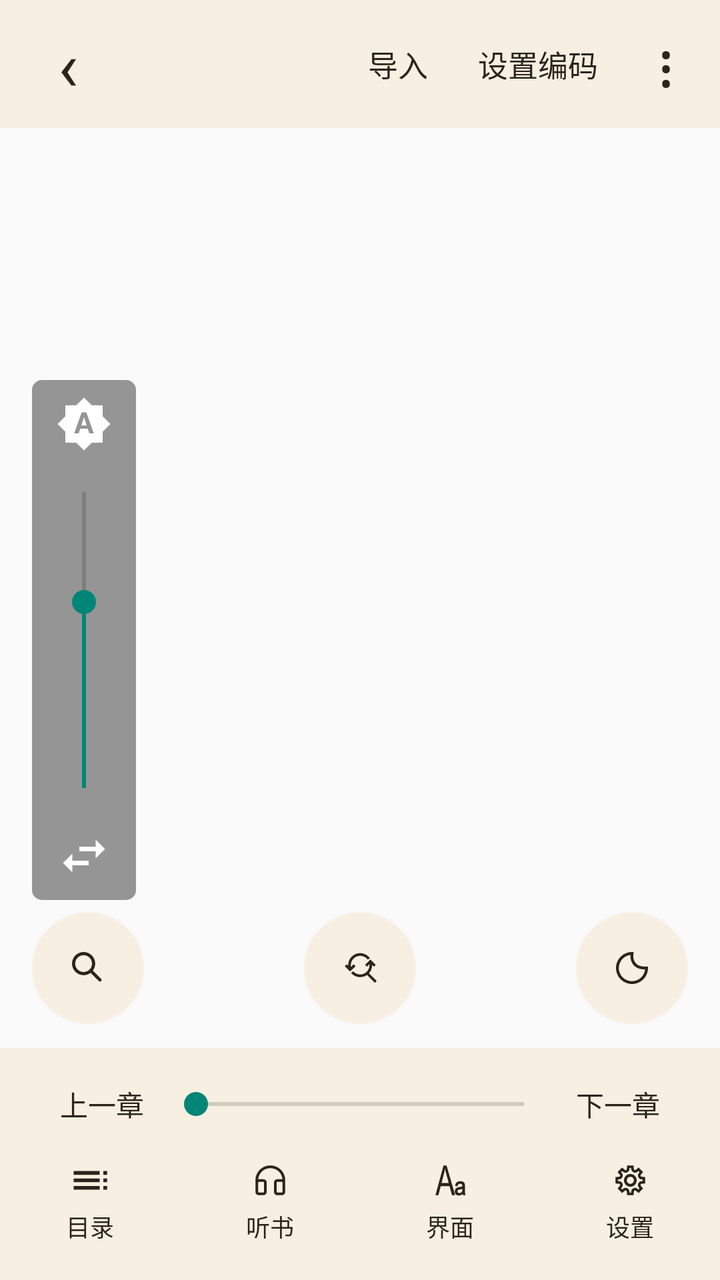
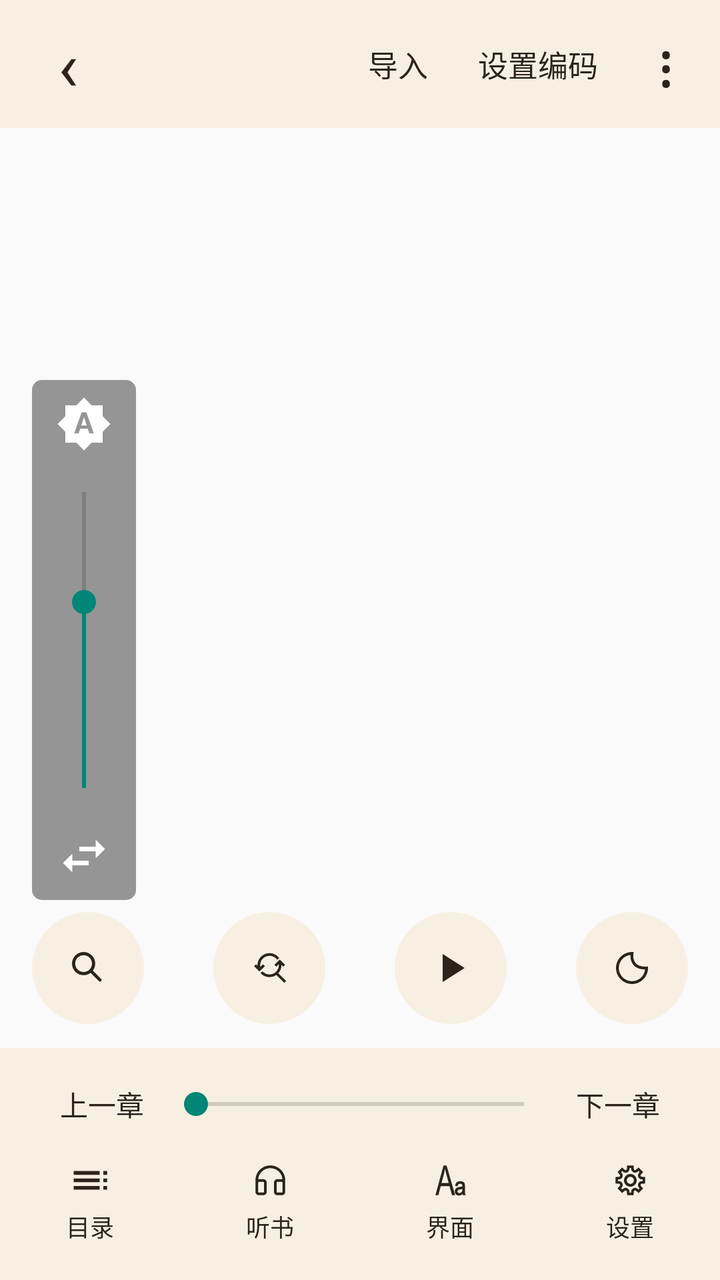

Before-and-after screenshots of an Android layout around one commit, followed by the original layout XML and the change that was made.
<!-- AndroidManifest.xml: application theme Theme.Tset -->
<!-- res/layout/view_m9_legado_read_menu.xml -->
<?xml version="1.0" encoding="utf-8"?>
<FrameLayout xmlns:android="http://schemas.android.com/apk/res/android"
    android:id="@+id/reader_menu_root"
    android:layout_width="match_parent"
    android:layout_height="match_parent">

    <View
        android:id="@+id/reader_menu_scrim"
        android:layout_width="match_parent"
        android:layout_height="match_parent" />

    <LinearLayout
        android:id="@+id/reader_title_bar"
        android:layout_width="match_parent"
        android:layout_height="64dp"
        android:layout_gravity="top"
        android:background="@drawable/reader_toolbar_bg"
        android:gravity="center_vertical"
        android:orientation="horizontal"
        android:paddingStart="8dp"
        android:paddingEnd="4dp">

        <TextView
            android:id="@+id/reader_back"
            android:layout_width="52dp"
            android:layout_height="match_parent"
            android:background="@drawable/reader_menu_touch"
            android:gravity="center"
            android:text="‹"
            android:textColor="#2C241B"
            android:textSize="34sp" />

        <TextView
            android:id="@+id/reader_toolbar_title"
            android:layout_width="0dp"
            android:layout_height="match_parent"
            android:layout_weight="1"
            android:ellipsize="end"
            android:gravity="center_vertical"
            android:singleLine="true"
            android:textColor="#2C241B"
            android:textSize="22sp" />

        <TextView
            android:id="@+id/reader_import"
            android:layout_width="58dp"
            android:layout_height="match_parent"
            android:background="@drawable/reader_menu_touch"
            android:gravity="center"
            android:text="导入"
            android:textColor="#2C241B"
            android:textSize="15sp" />

        <TextView
            android:id="@+id/reader_encoding"
            android:layout_width="82dp"
            android:layout_height="match_parent"
            android:background="@drawable/reader_menu_touch"
            android:gravity="center"
            android:text="设置编码"
            android:textColor="#2C241B"
            android:textSize="15sp" />

        <TextView
            android:id="@+id/reader_overflow"
            android:layout_width="46dp"
            android:layout_height="match_parent"
            android:background="@drawable/reader_menu_touch"
            android:gravity="center"
            android:text="⋮"
            android:textColor="#2C241B"
            android:textSize="30sp" />
    </LinearLayout>

    <LinearLayout
        android:id="@+id/reader_brightness"
        android:layout_width="52dp"
        android:layout_height="260dp"
        android:layout_gravity="start|center_vertical"
        android:layout_marginStart="16dp"
        android:background="@drawable/reader_brightness_bg"
        android:gravity="center_horizontal"
        android:orientation="vertical"
        android:paddingTop="8dp"
        android:paddingBottom="8dp">

        <ImageView
            android:id="@+id/reader_brightness_auto"
            android:layout_width="28dp"
            android:layout_height="28dp"
            android:src="@drawable/reader_ic_brightness_auto"
            android:tint="#FFFFFF" />

        <SeekBar
            android:id="@+id/reader_brightness_seek"
            android:layout_width="180dp"
            android:layout_height="0dp"
            android:layout_weight="1"
            android:max="255"
            android:progress="160"
            android:rotation="-90" />

        <ImageView
            android:id="@+id/reader_brightness_position"
            android:layout_width="28dp"
            android:layout_height="28dp"
            android:src="@drawable/reader_ic_swap_horiz"
            android:tint="#FFFFFF" />
    </LinearLayout>

    <LinearLayout
        android:id="@+id/reader_bottom_menu"
        android:layout_width="match_parent"
        android:layout_height="wrap_content"
        android:layout_gravity="bottom"
        android:orientation="vertical">

        <LinearLayout
            android:id="@+id/reader_floating_buttons"
            android:layout_width="match_parent"
            android:layout_height="80dp"
            android:gravity="center_vertical"
            android:orientation="horizontal"
            android:paddingStart="16dp"
            android:paddingEnd="16dp">

            <ImageButton
                android:id="@+id/reader_search"
                android:layout_width="56dp"
                android:layout_height="56dp"
                android:background="@drawable/reader_fab_bg"
                android:padding="15dp"
                android:src="@drawable/ic_search"
                android:tint="#2C241B" />

            <Space
                android:layout_width="0dp"
                android:layout_height="1dp"
                android:layout_weight="1" />

            <ImageButton
                android:id="@+id/reader_replace"
                android:layout_width="56dp"
                android:layout_height="56dp"
                android:background="@drawable/reader_fab_bg"
                android:padding="15dp"
                android:src="@drawable/reader_ic_find_replace"
                android:tint="#2C241B" />

            <Space
                android:layout_width="0dp"
                android:layout_height="1dp"
                android:layout_weight="1" />

            <ImageButton
                android:id="@+id/reader_night"
                android:layout_width="56dp"
                android:layout_height="56dp"
                android:background="@drawable/reader_fab_bg"
                android:padding="15dp"
                android:src="@drawable/reader_ic_brightness"
                android:tint="#2C241B" />
        </LinearLayout>

        <LinearLayout
            android:id="@+id/reader_bottom_panel"
            android:layout_width="match_parent"
            android:layout_height="wrap_content"
            android:background="@drawable/reader_menu_panel_bg"
            android:orientation="vertical"
            android:paddingTop="5dp"
            android:paddingBottom="7dp">

            <LinearLayout
                android:layout_width="match_parent"
                android:layout_height="46dp"
                android:gravity="center_vertical"
                android:orientation="horizontal"
                android:paddingStart="20dp"
                android:paddingEnd="20dp">

                <TextView
                    android:id="@+id/reader_prev_chapter"
                    android:layout_width="wrap_content"
                    android:layout_height="match_parent"
                    android:background="@drawable/reader_menu_touch"
                    android:gravity="center"
                    android:paddingStart="10dp"
                    android:paddingEnd="10dp"
                    android:text="上一章"
                    android:textColor="#2C241B"
                    android:textSize="14sp" />

                <SeekBar
                    android:id="@+id/reader_page_seek"
                    android:layout_width="0dp"
                    android:layout_height="match_parent"
                    android:layout_weight="1" />

                <TextView
                    android:id="@+id/reader_next_chapter"
                    android:layout_width="wrap_content"
                    android:layout_height="match_parent"
                    android:background="@drawable/reader_menu_touch"
                    android:gravity="center"
                    android:paddingStart="10dp"
                    android:paddingEnd="10dp"
                    android:text="下一章"
                    android:textColor="#2C241B"
                    android:textSize="14sp" />
            </LinearLayout>

            <LinearLayout
                android:layout_width="match_parent"
                android:layout_height="58dp"
                android:gravity="center"
                android:orientation="horizontal">

                <Space
                    android:layout_width="0dp"
                    android:layout_height="1dp"
                    android:layout_weight="1" />

                <LinearLayout
                    android:id="@+id/reader_catalog"
                    style="@style/ReaderLegadoMenuItem">
                    <ImageView
                        style="@style/ReaderLegadoMenuIcon"
                        android:src="@drawable/reader_ic_toc" />
                    <TextView
                        style="@style/ReaderLegadoMenuText"
                        android:text="目录" />
                </LinearLayout>

                <Space
                    android:layout_width="0dp"
                    android:layout_height="1dp"
                    android:layout_weight="2" />

                <LinearLayout
                    android:id="@+id/reader_listen"
                    style="@style/ReaderLegadoMenuItem">
                    <ImageView
                        style="@style/ReaderLegadoMenuIcon"
                        android:src="@drawable/reader_ic_read_aloud" />
                    <TextView
                        android:id="@+id/reader_listen_text"
                        style="@style/ReaderLegadoMenuText"
                        android:text="听书" />
                </LinearLayout>

                <Space
                    android:layout_width="0dp"
                    android:layout_height="1dp"
                    android:layout_weight="2" />

                <LinearLayout
                    android:id="@+id/reader_style"
                    style="@style/ReaderLegadoMenuItem">
                    <ImageView
                        style="@style/ReaderLegadoMenuIcon"
                        android:src="@drawable/reader_ic_interface_setting" />
                    <TextView
                        style="@style/ReaderLegadoMenuText"
                        android:text="界面" />
                </LinearLayout>

                <Space
                    android:layout_width="0dp"
                    android:layout_height="1dp"
                    android:layout_weight="2" />

                <LinearLayout
                    android:id="@+id/reader_setting"
                    style="@style/ReaderLegadoMenuItem">
                    <ImageView
                        style="@style/ReaderLegadoMenuIcon"
                        android:src="@drawable/reader_ic_settings" />
                    <TextView
                        style="@style/ReaderLegadoMenuText"
                        android:text="设置" />
                </LinearLayout>

                <Space
                    android:layout_width="0dp"
                    android:layout_height="1dp"
                    android:layout_weight="1" />
            </LinearLayout>
        </LinearLayout>
    </LinearLayout>
</FrameLayout>
<!-- resources referenced by this layout -->
<resources>
  <!-- drawable reader_brightness_bg (drawable) -->
  <?xml version="1.0" encoding="utf-8"?>
  <shape xmlns:android="http://schemas.android.com/apk/res/android">
      <corners android:radius="5dp" />
      <solid android:color="#80333333" />
  </shape>
  <!-- drawable reader_fab_bg (drawable) -->
  <?xml version="1.0" encoding="utf-8"?>
  <shape xmlns:android="http://schemas.android.com/apk/res/android"
      android:shape="oval">
      <solid android:color="#F7F0E2" />
  </shape>
  <!-- drawable reader_ic_swap_horiz (drawable) -->
  <vector android:height="24dp"
      android:tint="#000000"
      android:viewportHeight="24"
      android:viewportWidth="24"
      android:width="24dp"
      xmlns:android="http://schemas.android.com/apk/res/android">
      <path
          android:fillColor="@android:color/white"
          android:pathData="M6.99,11L3,15l3.99,4v-3H14v-2H6.99v-3zM21,9l-3.99,-4v3H10v2h7.01v3L21,9z" />
  </vector>
  <!-- drawable reader_ic_toc (drawable) -->
  <vector xmlns:android="http://schemas.android.com/apk/res/android"
      android:width="24dp"
      android:height="24dp"
      android:viewportWidth="24.0"
      android:viewportHeight="24.0">
      <path
          android:fillColor="#FF000000"
          android:pathData="M3,9h14L17,7L3,7v2zM3,13h14v-2L3,11v2zM3,17h14v-2L3,15v2zM19,17h2v-2h-2v2zM19,7v2h2L21,7h-2zM19,13h2v-2h-2v2z" />
  </vector>
  <!-- drawable reader_menu_panel_bg (drawable) -->
  <?xml version="1.0" encoding="utf-8"?>
  <shape xmlns:android="http://schemas.android.com/apk/res/android">
      <solid android:color="#F7F0E2" />
  </shape>
  <!-- drawable reader_menu_touch (drawable) -->
  <?xml version="1.0" encoding="utf-8"?>
  <selector xmlns:android="http://schemas.android.com/apk/res/android">
      <item android:state_pressed="true">
          <shape>
              <solid android:color="#22000000" />
          </shape>
      </item>
      <item android:drawable="@android:color/transparent" />
  </selector>
  <!-- drawable reader_toolbar_bg (drawable) -->
  <?xml version="1.0" encoding="utf-8"?>
  <shape xmlns:android="http://schemas.android.com/apk/res/android">
      <solid android:color="#F7F0E2" />
  </shape>
  <style name="ReaderLegadoMenuIcon">
          <item name="android:layout_width">match_parent</item>
          <item name="android:layout_height">0dp</item>
          <item name="android:layout_weight">1</item>
          <item name="android:tint">#2C241B</item>
      </style>
  <style name="ReaderLegadoMenuItem">
          <item name="android:layout_width">60dp</item>
          <item name="android:layout_height">50dp</item>
          <item name="android:background">@drawable/reader_menu_touch</item>
          <item name="android:clickable">true</item>
          <item name="android:focusable">true</item>
          <item name="android:orientation">vertical</item>
          <item name="android:paddingBottom">7dp</item>
      </style>
  <style name="ReaderLegadoMenuText">
          <item name="android:layout_width">wrap_content</item>
          <item name="android:layout_height">wrap_content</item>
          <item name="android:layout_gravity">center_horizontal</item>
          <item name="android:layout_marginTop">3dp</item>
          <item name="android:ellipsize">middle</item>
          <item name="android:singleLine">true</item>
          <item name="android:textColor">#2C241B</item>
          <item name="android:textSize">12sp</item>
      </style>
  <style name="Theme.Tset" parent="Theme.AppCompat.DayNight.NoActionBar" />
  <!-- unchanged entries left out for length: 7 -->
</resources>

<!-- the commit's change to res/layout/view_m9_legado_read_menu.xml (unified diff, before → after) -->
@@ -145,6 +145,20 @@
                 android:background="@drawable/reader_fab_bg"
                 android:padding="15dp"
                 android:src="@drawable/reader_ic_find_replace"
+                android:tint="#2C241B" />
+
+            <Space
+                android:layout_width="0dp"
+                android:layout_height="1dp"
+                android:layout_weight="1" />
+
+            <ImageButton
+                android:id="@+id/reader_playback_bar"
+                android:layout_width="56dp"
+                android:layout_height="56dp"
+                android:background="@drawable/reader_fab_bg"
+                android:padding="15dp"
+                android:src="@drawable/reader_ic_play_24dp"
                 android:tint="#2C241B" />
 
             <Space
<!-- resource entries referenced after the edit -->
@@ -12,6 +12,16 @@
       android:shape="oval">
       <solid android:color="#F7F0E2" />
   </shape>
+  <!-- drawable reader_ic_play_24dp (drawable) -->
+  <vector xmlns:android="http://schemas.android.com/apk/res/android"
+      android:width="24dp"
+      android:height="24dp"
+      android:viewportWidth="24.0"
+      android:viewportHeight="24.0">
+      <path
+          android:fillColor="#FFFFFFFF"
+          android:pathData="M8,5v14l11,-7z" />
+  </vector>
   <!-- drawable reader_ic_swap_horiz (drawable) -->
   <vector android:height="24dp"
       android:tint="#000000"
